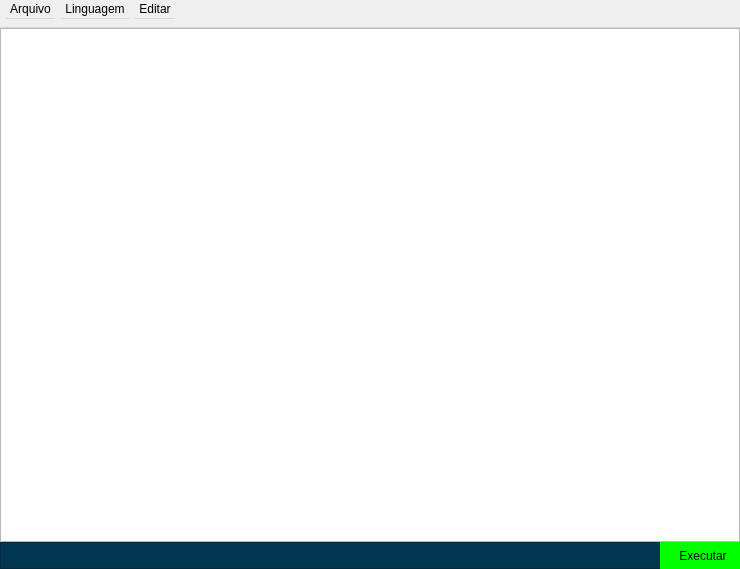
First picture: the form in main.ui, repository jao-victor/SimpleEditor, before the edit.
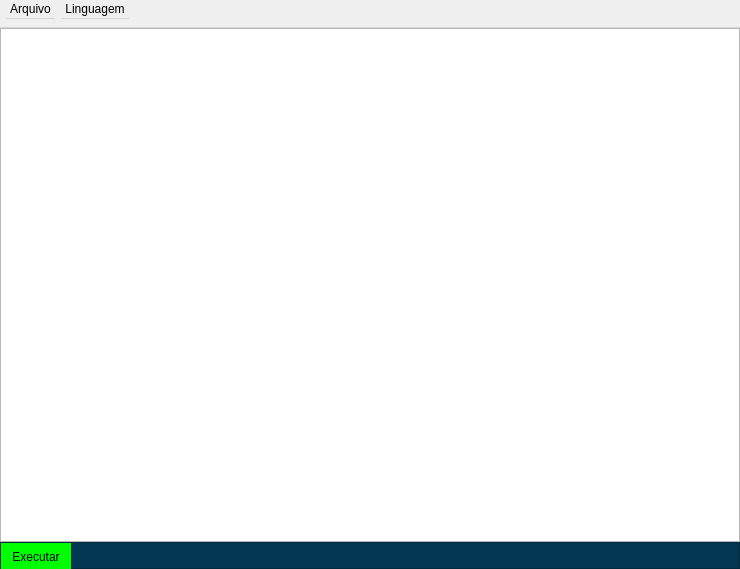
Second picture: the form after the edit.

Patch:
```diff
--- a/main.ui
+++ b/main.ui
@@ -62,14 +62,38 @@
       <property name="frameShadow">
        <enum>QFrame::Raised</enum>
       </property>
+      <layout class="QVBoxLayout" name="verticalLayout_2">
+       <property name="spacing">
+        <number>0</number>
+       </property>
+       <property name="leftMargin">
+        <number>0</number>
+       </property>
+       <property name="topMargin">
+        <number>0</number>
+       </property>
+       <property name="rightMargin">
+        <number>0</number>
+       </property>
+       <property name="bottomMargin">
+        <number>0</number>
+       </property>
+       <item>
       <widget class="QPushButton" name="rodar">
-       <property name="geometry">
-        <rect>
-         <x>660</x>
-         <y>0</y>
-         <width>86</width>
+         <property name="minimumSize">
+          <size>
+           <width>0</width>
          <height>27</height>
-        </rect>
+          </size>
+         </property>
+         <property name="maximumSize">
+          <size>
+           <width>70</width>
+           <height>16777215</height>
+          </size>
+         </property>
+         <property name="layoutDirection">
+          <enum>Qt::LeftToRight</enum>
        </property>
        <property name="styleSheet">
         <string notr="true">#rodar{
@@ -89,6 +113,8 @@
         <string>Executar</string>
        </property>
       </widget>
+       </item>
+      </layout>
      </widget>
     </item>
    </layout>
@@ -130,14 +156,8 @@
     <addaction name="actionC"/>
     <addaction name="actionJava"/>
    </widget>
-   <widget class="QMenu" name="menuLinguagem">
-    <property name="title">
-     <string>Editar</string>
-    </property>
-   </widget>
    <addaction name="menuArquivo"/>
    <addaction name="menuEditar"/>
-   <addaction name="menuLinguagem"/>
   </widget>
   <action name="actionAbrir">
    <property name="text">
```
Left out of the diff: 5 changed lines with no effect on the pictures. Lines whose indentation alone changed are shown as unchanged.
